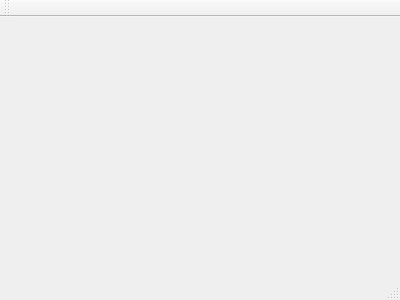
fasa1964/screenrecorder, file mainwindow.ui: the form before one commit.
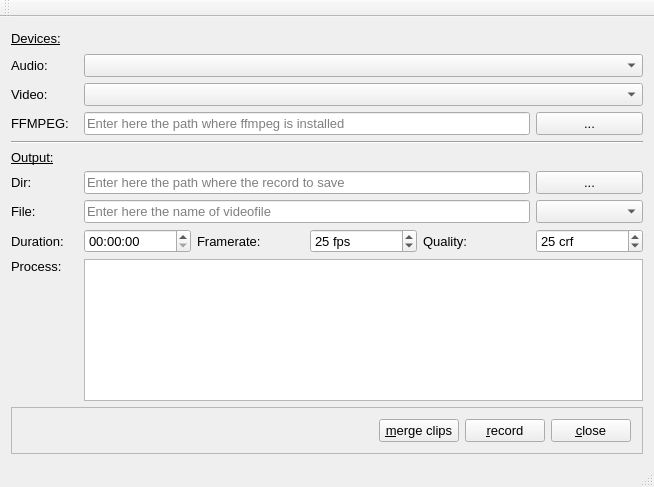
The form after the commit.

The edit to the form file:
```diff
--- a/mainwindow.ui
+++ b/mainwindow.ui
@@ -1,24 +1,344 @@
 <ui version="4.0">
  <class>MainWindow</class>
- <widget class="QMainWindow" name="MainWindow" >
-  <property name="geometry" >
+ <widget class="QMainWindow" name="MainWindow">
+  <property name="geometry">
    <rect>
     <x>0</x>
     <y>0</y>
-    <width>400</width>
-    <height>300</height>
+    <width>654</width>
+    <height>487</height>
    </rect>
   </property>
-  <property name="windowTitle" >
+  <property name="font">
+   <font>
+    <pointsize>10</pointsize>
+   </font>
+  </property>
+  <property name="windowTitle">
    <string>MainWindow</string>
   </property>
-  <widget class="QMenuBar" name="menuBar" />
-  <widget class="QToolBar" name="mainToolBar" />
-  <widget class="QWidget" name="centralWidget" />
-  <widget class="QStatusBar" name="statusBar" />
+  <widget class="QWidget" name="centralWidget">
+   <layout class="QGridLayout" name="gridLayout_2">
+    <item row="7" column="1" colspan="4">
+     <widget class="QLineEdit" name="pathRecordEdit">
+      <property name="toolTip">
+       <string>Path of recorded videos to save</string>
+      </property>
+      <property name="placeholderText">
+       <string>Enter here the path where the record to save</string>
+      </property>
+     </widget>
+    </item>
+    <item row="4" column="0" colspan="6">
+     <widget class="Line" name="line">
+      <property name="orientation">
+       <enum>Qt::Horizontal</enum>
+      </property>
+     </widget>
+    </item>
+    <item row="0" column="1" colspan="5">
+     <spacer name="horizontalSpacer_2">
+      <property name="orientation">
+       <enum>Qt::Horizontal</enum>
+      </property>
+      <property name="sizeHint" stdset="0">
+       <size>
+        <width>559</width>
+        <height>20</height>
+       </size>
+      </property>
+     </spacer>
+    </item>
+    <item row="3" column="0">
+     <widget class="QLabel" name="label_11">
+      <property name="text">
+       <string>FFMPEG:</string>
+      </property>
+     </widget>
+    </item>
+    <item row="5" column="0" rowspan="2">
+     <widget class="QLabel" name="label_9">
+      <property name="font">
+       <font>
+        <underline>true</underline>
+       </font>
+      </property>
+      <property name="text">
+       <string>Output:</string>
+      </property>
+     </widget>
+    </item>
+    <item row="0" column="0">
+     <widget class="QLabel" name="label">
+      <property name="font">
+       <font>
+        <underline>true</underline>
+        <strikeout>false</strikeout>
+       </font>
+      </property>
+      <property name="text">
+       <string>Devices:</string>
+      </property>
+     </widget>
+    </item>
+    <item row="2" column="0">
+     <widget class="QLabel" name="label_3">
+      <property name="text">
+       <string>Video:</string>
+      </property>
+     </widget>
+    </item>
+    <item row="3" column="5">
+     <widget class="QPushButton" name="ffmpegDirButton">
+      <property name="maximumSize">
+       <size>
+        <width>129</width>
+        <height>16777215</height>
+       </size>
+      </property>
+      <property name="toolTip">
+       <string>Opnes a file dialog</string>
+      </property>
+      <property name="text">
+       <string>...</string>
+      </property>
+     </widget>
+    </item>
+    <item row="1" column="0">
+     <widget class="QLabel" name="label_2">
+      <property name="text">
+       <string>Audio:</string>
+      </property>
+     </widget>
+    </item>
+    <item row="7" column="0">
+     <widget class="QLabel" name="label_10">
+      <property name="text">
+       <string>Dir:</string>
+      </property>
+     </widget>
+    </item>
+    <item row="1" column="1" colspan="5">
+     <widget class="QComboBox" name="audioDeviceBox"/>
+    </item>
+    <item row="13" column="0" colspan="6">
+     <widget class="QFrame" name="frame">
+      <property name="frameShape">
+       <enum>QFrame::StyledPanel</enum>
+      </property>
+      <property name="frameShadow">
+       <enum>QFrame::Raised</enum>
+      </property>
+      <layout class="QGridLayout" name="gridLayout">
+       <item row="0" column="0">
+        <spacer name="horizontalSpacer">
+         <property name="orientation">
+          <enum>Qt::Horizontal</enum>
+         </property>
+         <property name="sizeHint" stdset="0">
+          <size>
+           <width>302</width>
+           <height>20</height>
+          </size>
+         </property>
+        </spacer>
+       </item>
+       <item row="0" column="1">
+        <layout class="QHBoxLayout" name="horizontalLayout">
+         <item>
+          <widget class="QPushButton" name="mergeButton">
+           <property name="enabled">
+            <bool>true</bool>
+           </property>
+           <property name="text">
+            <string>&amp;merge clips</string>
+           </property>
+          </widget>
+         </item>
+         <item>
+          <widget class="QPushButton" name="recordButton">
+           <property name="text">
+            <string>&amp;record</string>
+           </property>
+          </widget>
+         </item>
+         <item>
+          <widget class="QPushButton" name="closeButton">
+           <property name="text">
+            <string>&amp;close</string>
+           </property>
+          </widget>
+         </item>
+        </layout>
+       </item>
+      </layout>
+     </widget>
+    </item>
+    <item row="9" column="1" colspan="4">
+     <widget class="QLineEdit" name="outputEdit">
+      <property name="toolTip">
+       <string>Name of video</string>
+      </property>
+      <property name="placeholderText">
+       <string>Enter here the name of videofile</string>
+      </property>
+     </widget>
+    </item>
+    <item row="3" column="1" colspan="4">
+     <widget class="QLineEdit" name="ffmpegEdit">
+      <property name="toolTip">
+       <string>Path where ffmpeg is installed include ffmpg.exe</string>
+      </property>
+      <property name="placeholderText">
+       <string>Enter here the path where ffmpeg is installed</string>
+      </property>
+     </widget>
+    </item>
+    <item row="2" column="1" colspan="5">
+     <widget class="QComboBox" name="videoDeviceBox"/>
+    </item>
+    <item row="10" column="5">
+     <widget class="QSpinBox" name="crfBox">
+      <property name="toolTip">
+       <string>Quality of video
+Less value better quality larger file</string>
+      </property>
+      <property name="suffix">
+       <string> crf</string>
+      </property>
+      <property name="minimum">
+       <number>10</number>
+      </property>
+      <property name="maximum">
+       <number>31</number>
+      </property>
+      <property name="value">
+       <number>25</number>
+      </property>
+     </widget>
+    </item>
+    <item row="11" column="0">
+     <widget class="QLabel" name="label_4">
+      <property name="text">
+       <string>Process:</string>
+      </property>
+     </widget>
+    </item>
+    <item row="10" column="4">
+     <widget class="QLabel" name="label_8">
+      <property name="text">
+       <string>Quality:</string>
+      </property>
+     </widget>
+    </item>
+    <item row="11" column="1" rowspan="2" colspan="5">
+     <widget class="QTextBrowser" name="processOutputText"/>
+    </item>
+    <item row="12" column="0">
+     <spacer name="verticalSpacer">
+      <property name="orientation">
+       <enum>Qt::Vertical</enum>
+      </property>
+      <property name="sizeHint" stdset="0">
+       <size>
+        <width>20</width>
+        <height>56</height>
+       </size>
+      </property>
+     </spacer>
+    </item>
+    <item row="9" column="5">
+     <widget class="QComboBox" name="videoFormatBox">
+      <property name="maximumSize">
+       <size>
+        <width>129</width>
+        <height>16777215</height>
+       </size>
+      </property>
+      <property name="toolTip">
+       <string>Videoformat</string>
+      </property>
+     </widget>
+    </item>
+    <item row="9" column="0">
+     <widget class="QLabel" name="label_5">
+      <property name="text">
+       <string>File:</string>
+      </property>
+     </widget>
+    </item>
+    <item row="10" column="0">
+     <widget class="QLabel" name="label_6">
+      <property name="text">
+       <string>Duration:</string>
+      </property>
+     </widget>
+    </item>
+    <item row="10" column="1">
+     <widget class="QTimeEdit" name="timeEdit">
+      <property name="toolTip">
+       <string>Duration time for recording</string>
+      </property>
+      <property name="displayFormat">
+       <string>HH:mm:ss</string>
+      </property>
+     </widget>
+    </item>
+    <item row="10" column="2">
+     <widget class="QLabel" name="label_7">
+      <property name="text">
+       <string>Framerate:</string>
+      </property>
+     </widget>
+    </item>
+    <item row="10" column="3">
+     <widget class="QSpinBox" name="fpsBox">
+      <property name="toolTip">
+       <string>Video framerate (fps} </string>
+      </property>
+      <property name="suffix">
+       <string> fps</string>
+      </property>
+      <property name="prefix">
+       <string/>
+      </property>
+      <property name="maximum">
+       <number>100</number>
+      </property>
+      <property name="value">
+       <number>25</number>
+      </property>
+     </widget>
+    </item>
+    <item row="7" column="5">
+     <widget class="QPushButton" name="dirButton">
+      <property name="maximumSize">
+       <size>
+        <width>129</width>
+        <height>16777215</height>
+       </size>
+      </property>
+      <property name="toolTip">
+       <string>Opens a dialog to set the the directorie for saving the recorded videos</string>
+      </property>
+      <property name="text">
+       <string>...</string>
+      </property>
+     </widget>
+    </item>
+   </layout>
+  </widget>
+  <widget class="QToolBar" name="mainToolBar">
+   <attribute name="toolBarArea">
+    <enum>TopToolBarArea</enum>
+   </attribute>
+   <attribute name="toolBarBreak">
+    <bool>false</bool>
+   </attribute>
+  </widget>
+  <widget class="QStatusBar" name="statusBar"/>
  </widget>
- <layoutDefault spacing="6" margin="11" />
- <pixmapfunction></pixmapfunction>
+ <layoutdefault spacing="6" margin="11"/>
  <resources/>
  <connections/>
 </ui>
```
Left out of the diff: 1 changed line with no effect on the pictures.
